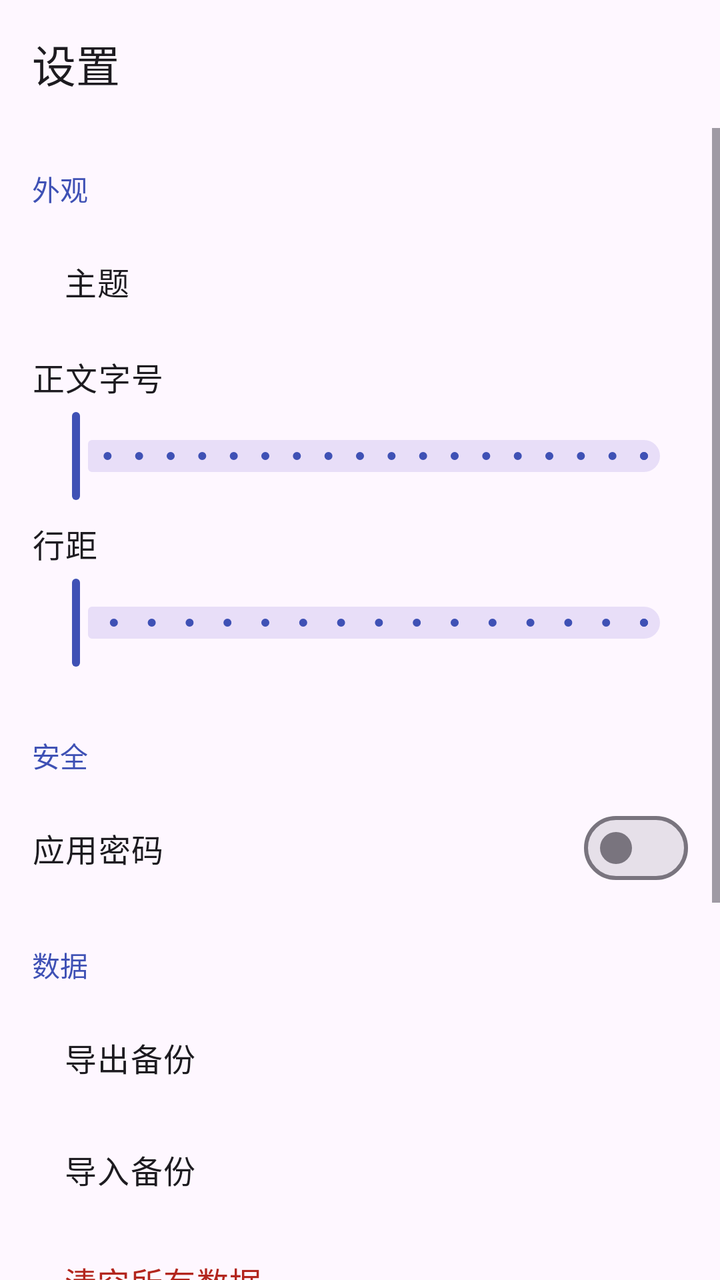
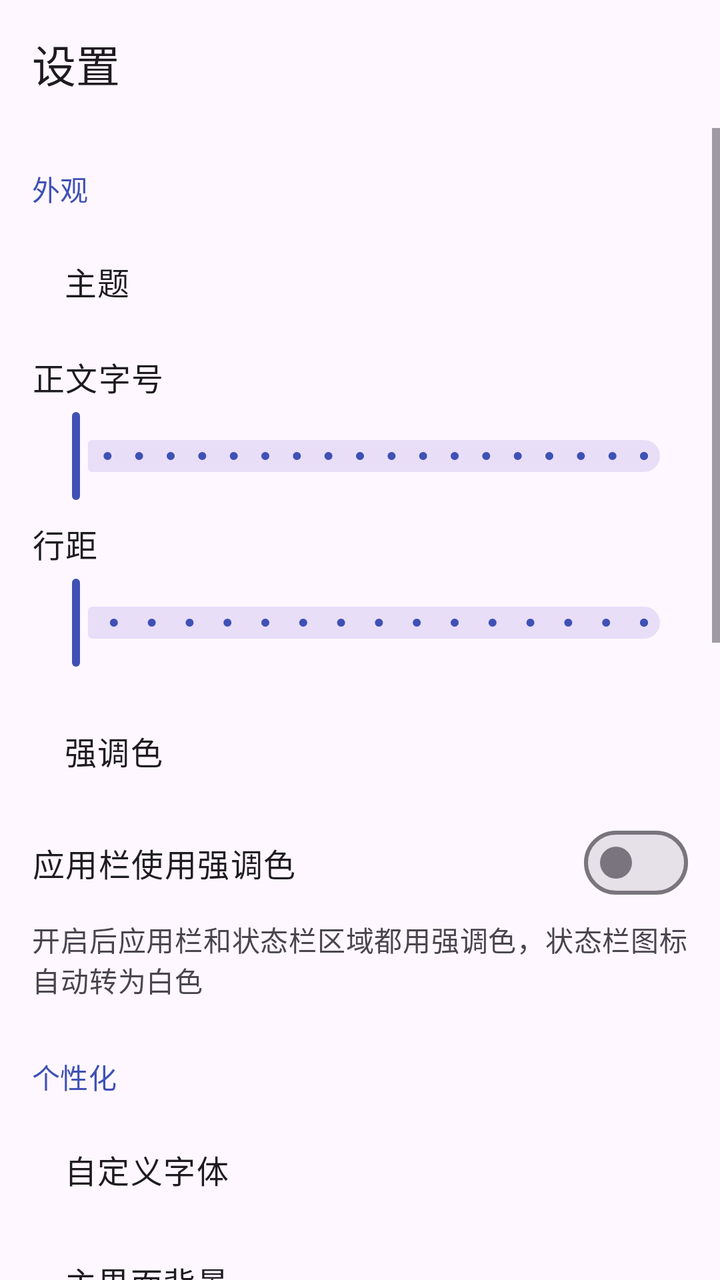

The first picture is an Android layout as it rendered before a commit; the second is the same layout after the commit. The layout source and the unified diff follow.
<!-- AndroidManifest.xml: application theme Theme.Jianji -->
<!-- res/layout/activity_settings.xml -->
<?xml version="1.0" encoding="utf-8"?>
<LinearLayout xmlns:android="http://schemas.android.com/apk/res/android"
    xmlns:app="http://schemas.android.com/apk/res-auto"
    android:layout_width="match_parent"
    android:layout_height="match_parent"
    android:orientation="vertical">

    <com.google.android.material.appbar.AppBarLayout
        android:layout_width="match_parent"
        android:layout_height="wrap_content">

        <com.google.android.material.appbar.MaterialToolbar
            android:id="@+id/toolbar"
            android:layout_width="match_parent"
            android:layout_height="?attr/actionBarSize"
            android:background="?attr/colorSurface"
            app:title="@string/title_settings"
            app:titleTextColor="?attr/colorOnSurface" />

    </com.google.android.material.appbar.AppBarLayout>

    <ScrollView
        android:layout_width="match_parent"
        android:layout_height="0dp"
        android:layout_weight="1">

        <LinearLayout
            android:layout_width="match_parent"
            android:layout_height="wrap_content"
            android:orientation="vertical"
            android:paddingBottom="24dp">

            <TextView
                style="@style/SettingSection"
                android:text="@string/section_appearance" />

            <LinearLayout
                android:id="@+id/rowTheme"
                style="@style/SettingRow">

                <TextView
                    style="@style/SettingTitle"
                    android:text="@string/settings_theme" />

                <TextView
                    android:id="@+id/tvThemeValue"
                    style="@style/SettingValue" />
            </LinearLayout>

            <TextView
                android:id="@+id/tvFontSizeLabel"
                style="@style/SettingLabel"
                android:text="@string/settings_font_size_label" />

            <com.google.android.material.slider.Slider
                android:id="@+id/sliderFontSize"
                android:layout_width="match_parent"
                android:layout_height="wrap_content"
                android:layout_marginHorizontal="16dp"
                android:stepSize="1"
                android:valueFrom="12"
                android:valueTo="30" />

            <TextView
                android:id="@+id/tvLineSpacingLabel"
                style="@style/SettingLabel"
                android:text="@string/settings_line_spacing_label" />

            <com.google.android.material.slider.Slider
                android:id="@+id/sliderLineSpacing"
                android:layout_width="match_parent"
                android:layout_height="wrap_content"
                android:layout_marginHorizontal="16dp"
                android:layout_marginBottom="12dp"
                android:stepSize="0.1"
                android:valueFrom="1.0"
                android:valueTo="2.5" />

            <TextView
                style="@style/SettingSection"
                android:text="@string/section_security" />

            <com.google.android.material.materialswitch.MaterialSwitch
                android:id="@+id/switchPasscode"
                android:layout_width="match_parent"
                android:layout_height="wrap_content"
                android:minHeight="56dp"
                android:paddingStart="16dp"
                android:paddingEnd="16dp"
                android:text="@string/settings_passcode"
                android:textAppearance="?attr/textAppearanceBodyLarge" />

            <TextView
                style="@style/SettingSection"
                android:text="@string/section_data" />

            <LinearLayout
                android:id="@+id/rowExport"
                style="@style/SettingRow">

                <TextView
                    style="@style/SettingTitle"
                    android:text="@string/settings_export" />
            </LinearLayout>

            <LinearLayout
                android:id="@+id/rowImport"
                style="@style/SettingRow">

                <TextView
                    style="@style/SettingTitle"
                    android:text="@string/settings_import" />
            </LinearLayout>

            <LinearLayout
                android:id="@+id/rowClear"
                style="@style/SettingRow">

                <TextView
                    style="@style/SettingTitle"
                    android:text="@string/settings_clear"
                    android:textColor="?attr/colorError" />
            </LinearLayout>

            <TextView
                style="@style/SettingSection"
                android:text="@string/webdav_section" />

            <LinearLayout
                android:id="@+id/rowWebdav"
                style="@style/SettingRow">

                <TextView
                    style="@style/SettingTitle"
                    android:text="@string/webdav_title" />

                <TextView
                    android:id="@+id/tvWebdavValue"
                    style="@style/SettingValue" />
            </LinearLayout>

            <TextView
                style="@style/SettingSection"
                android:text="@string/section_about" />

            <TextView
                android:id="@+id/tvVersion"
                style="@style/SettingLabel" />

            <TextView
                style="@style/SettingValue"
                android:layout_width="match_parent"
                android:paddingStart="16dp"
                android:paddingEnd="16dp"
                android:text="@string/about_desc" />

        </LinearLayout>
    </ScrollView>

</LinearLayout>
<!-- resources referenced by this layout -->
<resources>
  <string name="about_desc">本地便签，免费、无广告、无登录、无会员。数据只保存在你的设备上。</string>
  <string name="section_about">关于</string>
  <string name="section_appearance">外观</string>
  <string name="section_data">数据</string>
  <string name="section_security">安全</string>
  <string name="settings_clear">清空所有数据</string>
  <string name="settings_export">导出备份</string>
  <string name="settings_font_size_label">正文字号</string>
  <string name="settings_import">导入备份</string>
  <string name="settings_line_spacing_label">行距</string>
  <string name="settings_passcode">应用密码</string>
  <string name="settings_theme">主题</string>
  <string name="title_settings">设置</string>
  <string name="webdav_section">云同步</string>
  <string name="webdav_title">云同步（WebDAV）</string>
  <style name="SettingLabel">
          <item name="android:layout_width">match_parent</item>
          <item name="android:layout_height">wrap_content</item>
          <item name="android:paddingStart">16dp</item>
          <item name="android:paddingTop">8dp</item>
          <item name="android:paddingEnd">16dp</item>
          <item name="android:paddingBottom">4dp</item>
          <item name="android:textAppearance">?attr/textAppearanceBodyLarge</item>
          <item name="android:textColor">?attr/colorOnSurface</item>
      </style>
  <style name="SettingSection">
          <item name="android:layout_width">match_parent</item>
          <item name="android:layout_height">wrap_content</item>
          <item name="android:paddingStart">16dp</item>
          <item name="android:paddingTop">20dp</item>
          <item name="android:paddingEnd">16dp</item>
          <item name="android:paddingBottom">8dp</item>
          <item name="android:textAppearance">?attr/textAppearanceTitleSmall</item>
          <item name="android:textColor">?attr/colorPrimary</item>
      </style>
  <style name="SettingTitle">
          <item name="android:layout_width">0dp</item>
          <item name="android:layout_height">wrap_content</item>
          <item name="android:layout_weight">1</item>
          <item name="android:paddingStart">16dp</item>
          <item name="android:paddingEnd">16dp</item>
          <item name="android:textAppearance">?attr/textAppearanceBodyLarge</item>
          <item name="android:textColor">?attr/colorOnSurface</item>
      </style>
  <style name="SettingValue">
          <item name="android:layout_width">wrap_content</item>
          <item name="android:layout_height">wrap_content</item>
          <item name="android:textAppearance">?attr/textAppearanceBodyMedium</item>
          <item name="android:textColor">?android:attr/textColorSecondary</item>
      </style>
  <style name="Theme.Jianji" parent="Theme.Material3.DayNight.NoActionBar">
          <item name="colorPrimary">@color/brand_primary</item>
          <item name="colorPrimaryContainer">@color/brand_primary_container</item>
          <item name="colorOnPrimaryContainer">@color/brand_on_primary_container</item>
      </style>
  <color name="brand_primary">#3F51B5</color>
  <color name="brand_primary_container">#E8EAF6</color>
  <color name="brand_on_primary_container">#1A237E</color>
  <!-- unchanged entries left out for length: 1 -->
</resources>

<!-- the commit's change to res/layout/activity_settings.xml (unified diff, before → after) -->
@@ -6,6 +6,7 @@
     android:orientation="vertical">
 
     <com.google.android.material.appbar.AppBarLayout
+        android:id="@+id/appBar"
         android:layout_width="match_parent"
         android:layout_height="wrap_content">
 
@@ -76,6 +77,93 @@
                 android:valueFrom="1.0"
                 android:valueTo="2.5" />
 
+            <LinearLayout
+                android:id="@+id/rowAccent"
+                style="@style/SettingRow">
+
+                <TextView
+                    style="@style/SettingTitle"
+                    android:text="@string/settings_accent" />
+
+                <TextView
+                    android:id="@+id/tvAccentValue"
+                    style="@style/SettingValue" />
+            </LinearLayout>
+
+            <com.google.android.material.materialswitch.MaterialSwitch
+                android:id="@+id/switchTintAppBar"
+                android:layout_width="match_parent"
+                android:layout_height="wrap_content"
+                android:minHeight="56dp"
+                android:paddingStart="16dp"
+                android:paddingEnd="16dp"
+                android:text="@string/settings_tint_app_bar"
+                android:textAppearance="?attr/textAppearanceBodyLarge" />
+
+            <TextView
+                style="@style/SettingValue"
+                android:layout_width="match_parent"
+                android:paddingStart="16dp"
+                android:paddingEnd="16dp"
+                android:paddingBottom="8dp"
+                android:text="@string/settings_tint_app_bar_desc" />
+
+            <TextView
+                style="@style/SettingSection"
+                android:text="@string/section_personalize" />
+
+            <LinearLayout
+                android:id="@+id/rowFont"
+                style="@style/SettingRow">
+
+                <TextView
+                    style="@style/SettingTitle"
+                    android:text="@string/settings_custom_font" />
+
+                <TextView
+                    android:id="@+id/tvFontValue"
+                    style="@style/SettingValue" />
+            </LinearLayout>
+
+            <LinearLayout
+                android:id="@+id/rowBgMain"
+                style="@style/SettingRow">
+
+                <TextView
+                    style="@style/SettingTitle"
+                    android:text="@string/bg_main" />
+
+                <TextView
+                    android:id="@+id/tvBgMainValue"
+                    style="@style/SettingValue" />
+            </LinearLayout>
+
+            <LinearLayout
+                android:id="@+id/rowBgEditor"
+                style="@style/SettingRow">
+
+                <TextView
+                    style="@style/SettingTitle"
+                    android:text="@string/bg_editor" />
+
+                <TextView
+                    android:id="@+id/tvBgEditorValue"
+                    style="@style/SettingValue" />
+            </LinearLayout>
+
+            <LinearLayout
+                android:id="@+id/rowBgDrawer"
+                style="@style/SettingRow">
+
+                <TextView
+                    style="@style/SettingTitle"
+                    android:text="@string/bg_drawer" />
+
+                <TextView
+                    android:id="@+id/tvBgDrawerValue"
+                    style="@style/SettingValue" />
+            </LinearLayout>
+
             <TextView
                 style="@style/SettingSection"
                 android:text="@string/section_security" />
<!-- resource entries referenced after the edit -->
@@ -1,17 +1,25 @@
 <!-- resources referenced by this layout -->
 <resources>
   <string name="about_desc">本地便签，免费、无广告、无登录、无会员。数据只保存在你的设备上。</string>
+  <string name="bg_drawer">侧边栏背景</string>
+  <string name="bg_editor">编辑页背景</string>
+  <string name="bg_main">主界面背景</string>
   <string name="section_about">关于</string>
   <string name="section_appearance">外观</string>
   <string name="section_data">数据</string>
+  <string name="section_personalize">个性化</string>
   <string name="section_security">安全</string>
+  <string name="settings_accent">强调色</string>
   <string name="settings_clear">清空所有数据</string>
+  <string name="settings_custom_font">自定义字体</string>
   <string name="settings_export">导出备份</string>
   <string name="settings_font_size_label">正文字号</string>
   <string name="settings_import">导入备份</string>
   <string name="settings_line_spacing_label">行距</string>
   <string name="settings_passcode">应用密码</string>
   <string name="settings_theme">主题</string>
+  <string name="settings_tint_app_bar">应用栏使用强调色</string>
+  <string name="settings_tint_app_bar_desc">开启后应用栏和状态栏区域都用强调色，状态栏图标自动转为白色</string>
   <string name="title_settings">设置</string>
   <string name="webdav_section">云同步</string>
   <string name="webdav_title">云同步（WebDAV）</string>
@@ -54,10 +62,12 @@
           <item name="colorPrimary">@color/brand_primary</item>
           <item name="colorPrimaryContainer">@color/brand_primary_container</item>
           <item name="colorOnPrimaryContainer">@color/brand_on_primary_container</item>
+          <item name="jianjiAccent">@color/accent_indigo</item>
       </style>
   <color name="brand_primary">#3F51B5</color>
   <color name="brand_primary_container">#E8EAF6</color>
   <color name="brand_on_primary_container">#1A237E</color>
+  <color name="accent_indigo">#FF3F51B5</color>
   <!-- unchanged entries left out for length: 1 -->
 </resources>
 
